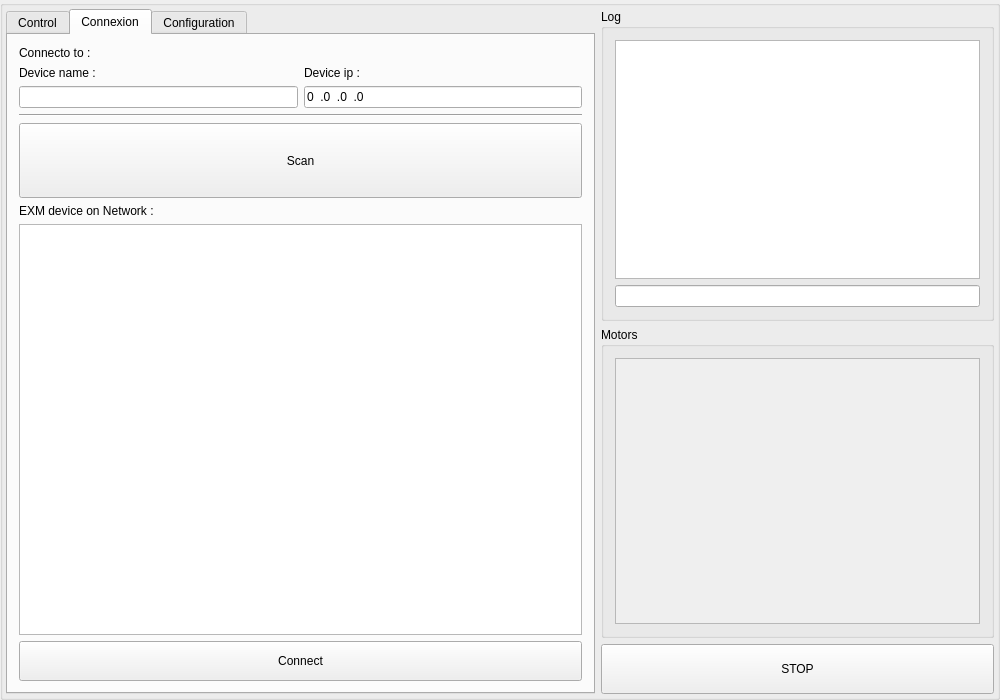
Qt form dario.ui (exmachina-dev/EXM-dario) before a commit.
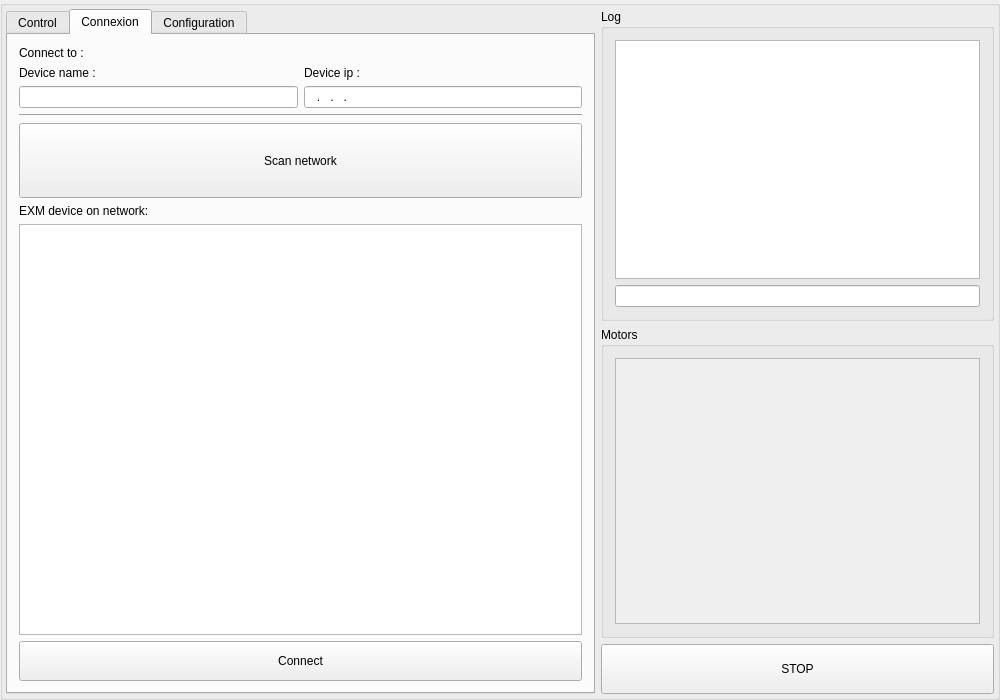
The same form after that commit. The open tabs and pages were chosen to show the change. Icons and pictures are not drawn.

Commit message: Update text labels

The edit to the form file:
```diff
--- a/dario.ui
+++ b/dario.ui
@@ -648,7 +648,7 @@
                  <item row="5" column="0">
                   <widget class="QLabel" name="label_5">
                    <property name="text">
-                    <string>EXM device on Network :</string>
+                    <string>EXM device on network:</string>
                    </property>
                   </widget>
                  </item>
@@ -661,14 +661,14 @@
                     </size>
                    </property>
                    <property name="text">
-                    <string>Scan</string>
+                    <string>Scan network</string>
                    </property>
                   </widget>
                  </item>
                  <item row="0" column="0">
                   <widget class="QLabel" name="label_6">
                    <property name="text">
-                    <string>Connecto to :</string>
+                    <string>Connect to :</string>
                    </property>
                   </widget>
                  </item>
@@ -701,6 +701,9 @@
                       <string>000.000.000.000</string>
                      </property>
                      <property name="text">
+                      <string>...</string>
+                     </property>
+                     <property name="placeholderText">
                       <string>0.0.0.0</string>
                      </property>
                     </widget>
```
